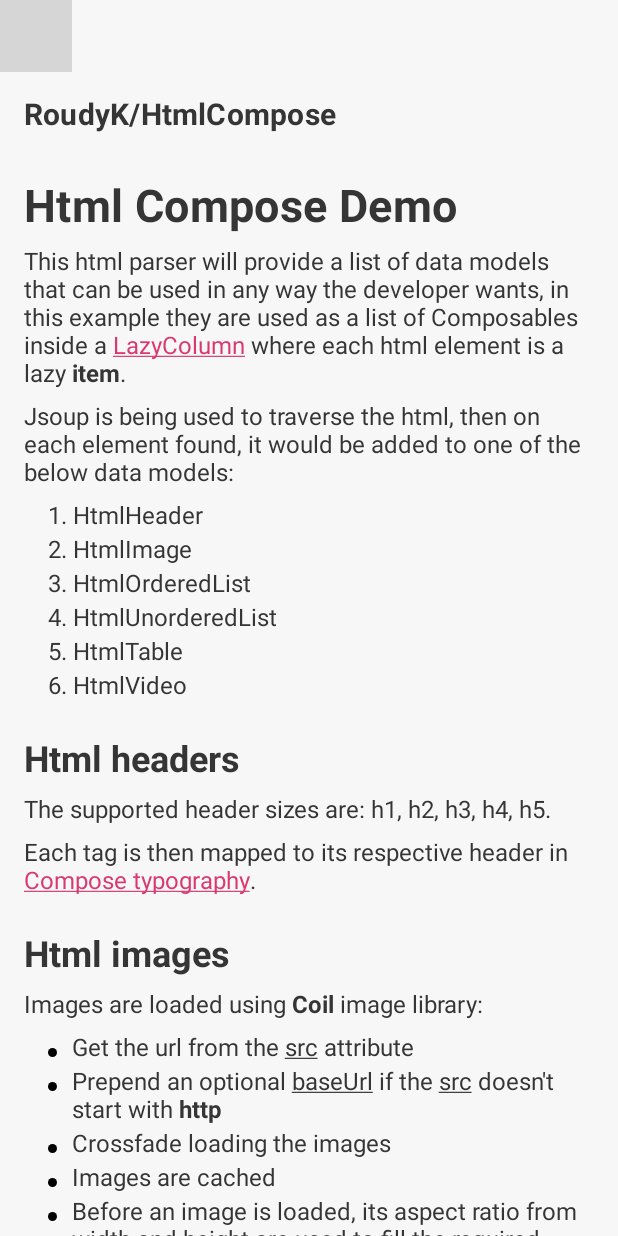
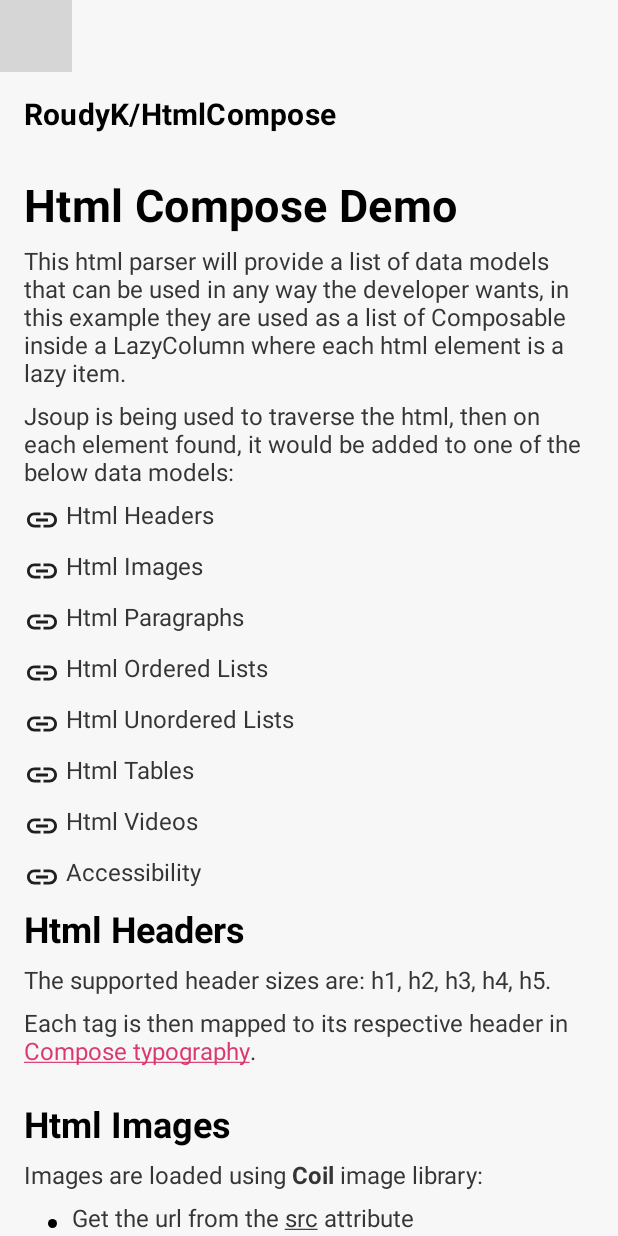
Before and after one commit to roudikk/HtmlCompose, an Android app built with Jetpack Compose: the screen it shows after launch (MainActivity), on a phone screen of 412 x 824 dp. Run offline under Robolectric (Android 15) with nearby library versions, the phone set to English and light mode, and no system bars; our stand-ins replace accompanist; libraries missing offline, so code that uses them is left out: coil.decode, coil.fetch, com.google.android.exoplayer2; 4 statements that could not run were skipped; grey boxes are pictures that could not be loaded.

Commit message:
Fill out all the html cases

```diff
--- a/app/src/main/java/com/example/htmlcompose/html/HtmlDemo.kt
+++ b/app/src/main/java/com/example/htmlcompose/html/HtmlDemo.kt
@@ -1,27 +1,12 @@
 package com.example.htmlcompose.html
 
-var TEST_HTML = """
+val DEMO_HTML = """
 <body>
-    <h4>Html Compose Demo</h4>
-
-    <p>This html parser will provide a list of data models that can be used in any way the developer wants, in this example they are used as a list of Composables inside a <a href="https://developer.android.com/jetpack/compose/lists">LazyColumn</a> where each html element is a lazy <b>item</b>.</p>
-
-    <p>Jsoup is being used to traverse the html, then on each element found, it would be added to one of the below data models:</p>
-
-    <ol>
-        <li>HtmlHeader</li>
-        <li>HtmlImage</li>
-        <li>HtmlOrderedList</li>
-        <li>HtmlUnorderedList</li>
-        <li>HtmlTable</li>
-        <li>HtmlVideo</li>
-    </ol>
-
-    <h5>Html headers</h5>
+    <h5>Html Headers</h5>
     <p>The supported header sizes are: h1, h2, h3, h4, h5.</p>
     <p>Each tag is then mapped to its respective header in <a href="https://developer.android.com/jetpack/compose/text">Compose typography</a>.</p>
 
-    <h5>Html images</h5>
+    <h5>Html Images</h5>
     <p>Images are loaded using <b>Coil</b> image library:</p>
 
     <ul>
@@ -29,11 +14,75 @@ var TEST_HTML = """
         <li>Prepend an optional <u>baseUrl</u> if the <u>src</u> doesn't start with <b>http</b></li>
         <li>Crossfade loading the images</li>
         <li>Images are cached</li>
-        <li>Before an image is loaded, its aspect ratio from <u>width</u> and <u>height</u> are used to fill the required space
+        <li>Before an image is loaded, its aspect ratio from <u>width</u> and <u>height</u> are used to fill the required space</li>
     </ul>
 
-    <h5>Html Ordered List</h5>
+    <p>Without width/height specified:</p>
 
+    <img src="https://1.bp.blogspot.com/-9MiK78CFMLM/YQFurOq9AII/AAAAAAAAQ1A/lKj5GiDnO_MkPLb72XqgnvD5uxOsHO-eACLcBGAsYHQ/s0/Android-Compose-1.0-header-v2.png"/>
 
+    <p>With width/height specified:</p>
+
+    <img width="1200" height="675" src="https://www.coletiv.com/static/daf4ca2417f6a0330cdcf5b008f08ba6/6050d/android-jetpack-compose-navigation.png"/>
+
+    <h5>Html Paragraphs</h5>
+    <p>Each paragraph must start with the <u>p</u> tag. Paragraphs support styling for <b>bold</b>, <i>italic</i>, <u>underlined</u>, <s>Line-through</s> and <a href="https://www.google.com">links</a>.</p>
+
+    <h5>Html Ordered Lists</h5>
+    <p>An ordered list must specify a beginning <i>ol</i> tag and <i>li</i> for each item.</p>
+
+    <ol>
+        <li>This is an example ordered list, starting with this first item</li>
+        <li>For accessibility the number on the left will be read out before the text</li>
+        <li>Items in ordered lists support <u><i><b>styling</b></i></u> same as paragraphs</li>
+    </ol>
+
+    <h5>Html Unordered Lists</h5>
+    <p>An unordered list must specify a beginning <i>ul</i> tag and <i>li</i> for each item.</p>
+
+    <ul>
+        <li>This is an example unordered list, starting with this first item</li>
+        <li>Items in unordered lists support <u><i><b>styling</b></i></u> same as paragraphs</li>
+        <li>The bullet in the beginning grows with text size rather than display size</li>
+    </ul>
+
+    <h5>Html Tables</h5>
+    <p>Basic tables are supported, styling and borders are not.</p>
+
+    <table>
+        <tr>
+            <th>Header 1</th>
+            <th>Header 2</th>
+            <th>Header 3</th>
+        </tr>
+        <tr>
+            <td>Item 1,1</td>
+            <td>Item 1,2</td>
+            <td>Item 1,3</td>
+        </tr>
+        <tr>
+            <td>Item 2,1</td>
+            <td>Item 2,2</td>
+            <td>Item 2,3</td>
+        </tr>
+        <tr>
+            <td>Item 3,1</td>
+            <td>Item 3,2</td>
+            <td>Item 3,3</td>
+        </tr>
+    </table>
+
+    <h5>Html Videos</h5>
+    <video>
+        <source src="https://samplelib.com/lib/preview/mp4/sample-5s.mp4" type="video/mp4">
+    </video>
+
+    <h5>Accessibility</h5>
+
+    <p>Since everything above is rendered in compose, using <u>mergeDescendants</u> is a good way of grouping elements for talkback</p>
+
+    <p></p>
+
+    <p>For source code check out the <a href="https://github.com/RoudyK/HtmlCompose">Github Repository</a>.</p>
 </body>
 """.trimIndent()
--- a/app/src/main/java/com/example/htmlcompose/html/HtmlElement.kt
+++ b/app/src/main/java/com/example/htmlcompose/html/HtmlElement.kt
@@ -25,7 +25,8 @@ data class HtmlHeader(val text: String, val headerSize: HeaderSize) : HtmlElemen
 }
 
 data class HtmlTable(val rows: List<Row>) : HtmlElement() {
-    data class Row(val cells: List<String>)
+    data class Row(val cells: List<Cell>)
+    data class Cell(val text: String, val header: Boolean)
 }
 
 sealed class HtmlStyle {
@@ -167,10 +168,17 @@ fun parseHtml(html: String): List<HtmlElement> {
                         nodes
                             .filterIsInstance<Element>()
                             .forEach {
-                                val cells = mutableListOf<String>()
+                                val cells = mutableListOf<HtmlTable.Cell>()
                                 it.childNodes()
                                     .filterIsInstance<Element>()
-                                    .forEach { childNode -> cells.add(childNode.text()) }
+                                    .forEach { childNode ->
+                                        cells.add(
+                                            HtmlTable.Cell(
+                                                text = childNode.text(),
+                                                header = childNode.nodeName() == "th"
+                                            )
+                                        )
+                                    }
                                 rows.add(HtmlTable.Row(cells))
                             }
 
--- a/app/src/main/java/com/example/htmlcompose/html/HtmlScreen.kt
+++ b/app/src/main/java/com/example/htmlcompose/html/HtmlScreen.kt
@@ -1,16 +1,24 @@
 package com.example.htmlcompose.html
 
-import androidx.compose.foundation.layout.Arrangement
-import androidx.compose.foundation.layout.PaddingValues
-import androidx.compose.foundation.layout.padding
-import androidx.compose.foundation.layout.widthIn
+import androidx.compose.foundation.clickable
+import androidx.compose.foundation.layout.*
 import androidx.compose.foundation.lazy.LazyColumn
+import androidx.compose.foundation.lazy.LazyListState
 import androidx.compose.foundation.lazy.rememberLazyListState
+import androidx.compose.material.Icon
+import androidx.compose.material.MaterialTheme
 import androidx.compose.material.Scaffold
+import androidx.compose.material.Text
+import androidx.compose.material.icons.Icons
+import androidx.compose.material.icons.filled.InsertLink
+import androidx.compose.material.icons.filled.Link
+import androidx.compose.material.icons.filled.LinkOff
 import androidx.compose.runtime.Composable
 import androidx.compose.runtime.remember
+import androidx.compose.runtime.rememberCoroutineScope
 import androidx.compose.ui.Modifier
 import androidx.compose.ui.platform.LocalContext
+import androidx.compose.ui.semantics.semantics
 import androidx.compose.ui.tooling.preview.Preview
 import androidx.compose.ui.unit.dp
 import com.example.htmlcompose.html.composables.*
@@ -19,6 +27,7 @@ import com.example.htmlcompose.widgets.Toolbar
 import com.google.accompanist.insets.ProvideWindowInsets
 import com.google.accompanist.insets.navigationBarsPadding
 import com.google.android.exoplayer2.SimpleExoPlayer
+import kotlinx.coroutines.launch
 
 @Composable
 fun HtmlScreen(html: String) = ProvideWindowInsets {
@@ -41,13 +50,38 @@ fun HtmlScreen(html: String) = ProvideWindowInsets {
         }
     ) {
         LazyColumn(
+            state = lazyListState,
             verticalArrangement = Arrangement.spacedBy(10.dp),
-            state = lazyListState,
             contentPadding = PaddingValues(16.dp)
         ) {
+            item {
+                Text("Html Compose Demo", style = MaterialTheme.typography.h4)
+            }
+
+            item {
+                Text("This html parser will provide a list of data models that can be used in any way the developer wants, in this example they are used as a list of Composable inside a LazyColumn where each html element is a lazy item.")
+            }
+
+            item {
+                Text("Jsoup is being used to traverse the html, then on each element found, it would be added to one of the below data models:")
+            }
+
+            val headers = elements.filterIsInstance<HtmlHeader>()
+            headers
+                .forEach {
+                    item {
+                        LinkableItem(
+                            text = it.text,
+                            lazyListState = lazyListState,
+                            index = elements.indexOf(it) + 3 + headers.size
+                        )
+                    }
+                }
+
             val maxWidthModifier = Modifier.widthIn(max = 350.dp)
             elements.forEachIndexed { index, item ->
                 item {
+                    Column(Modifier.fillMaxWidth()) {
                         when (item) {
                             is HtmlHeader -> HtmlHeaderItem(
                                 item,
@@ -66,12 +100,34 @@ fun HtmlScreen(html: String) = ProvideWindowInsets {
             }
         }
     }
+}
+
+@Composable
+private fun LinkableItem(
+    text: String,
+    lazyListState: LazyListState,
+    index: Int
+) {
+    val scope = rememberCoroutineScope()
+    Row(Modifier
+        .semantics(mergeDescendants = true) { }
+        .clickable {
+            scope.launch {
+                lazyListState.scrollToItem(index)
+            }
+        }
+    ) {
+        Icon(imageVector = Icons.Default.Link, contentDescription = null)
+        Spacer(modifier = Modifier.size(4.dp))
+        Text(text)
+    }
+}
 
 @Preview
 @Composable
 private fun HtmlScreenLight() {
     MyTheme(darkTheme = false) {
-        HtmlScreen(TEST_HTML)
+        HtmlScreen(DEMO_HTML)
     }
 }
 
@@ -79,6 +135,6 @@ private fun HtmlScreenLight() {
 @Composable
 private fun HtmlScreenDark() {
     MyTheme(darkTheme = true) {
-        HtmlScreen(TEST_HTML)
+        HtmlScreen(DEMO_HTML)
     }
 }
--- a/app/src/main/java/com/example/htmlcompose/navigation/Navigation.kt
+++ b/app/src/main/java/com/example/htmlcompose/navigation/Navigation.kt
@@ -5,12 +5,12 @@ import androidx.navigation.compose.NavHost
 import androidx.navigation.compose.composable
 import androidx.navigation.compose.rememberNavController
 import com.example.htmlcompose.html.HtmlScreen
-import com.example.htmlcompose.html.TEST_HTML
+import com.example.htmlcompose.html.DEMO_HTML
 
 @Composable
 fun Navigation() {
     val navController = rememberNavController()
     NavHost(navController = navController, startDestination = "home") {
-        composable("home") { HtmlScreen(TEST_HTML) }
+        composable("home") { HtmlScreen(DEMO_HTML) }
     }
 }
--- a/app/src/main/java/com/example/htmlcompose/theme/Type.kt
+++ b/app/src/main/java/com/example/htmlcompose/theme/Type.kt
@@ -24,6 +24,11 @@ import androidx.compose.ui.unit.sp
 
 // Set of Material typography styles to start with
 fun buildTypography(darkTheme: Boolean): Typography {
+    val headersColor = if (darkTheme) {
+        Color.White
+    } else {
+        Color.Black
+    }
     val textColor = if (darkTheme) {
         Color(0xFFEEEEEE)
     } else {
@@ -43,37 +48,37 @@ fun buildTypography(darkTheme: Boolean): Typography {
             fontSize = 12.sp
         ),
         h1 = TextStyle(
-            color = textColor,
+            color = headersColor,
             fontWeight = FontWeight.Bold,
             fontSize = 60.sp,
             letterSpacing = (-1.5).sp
         ),
         h2 = TextStyle(
-            color = textColor,
+            color = headersColor,
             fontWeight = FontWeight.Bold,
             fontSize = 50.sp,
             letterSpacing = (-0.5).sp
         ),
         h3 = TextStyle(
-            color = textColor,
+            color = headersColor,
             fontWeight = FontWeight.Bold,
             fontSize = 40.sp,
             letterSpacing = 0.sp
         ),
         h4 = TextStyle(
-            color = textColor,
+            color = headersColor,
             fontWeight = FontWeight.Bold,
             fontSize = 30.sp,
             letterSpacing = 0.25.sp
         ),
         h5 = TextStyle(
-            color = textColor,
+            color = headersColor,
             fontWeight = FontWeight.Bold,
             fontSize = 24.sp,
             letterSpacing = 0.sp
         ),
         h6 = TextStyle(
-            color = textColor,
+            color = headersColor,
             fontWeight = FontWeight.Bold,
             fontSize = 20.sp,
             letterSpacing = 0.15.sp
```
Also changed, not shown: app/src/main/java/com/example/htmlcompose/html/composables/HtmlImageItem.kt (+34 -23 lines), app/src/main/java/com/example/htmlcompose/html/composables/HtmlTableItem.kt (+7 -8 lines), app/src/main/java/com/example/htmlcompose/html/composables/HtmlVideoItem.kt (+4 -8 lines). Lines whose indentation alone changed are shown as unchanged.
